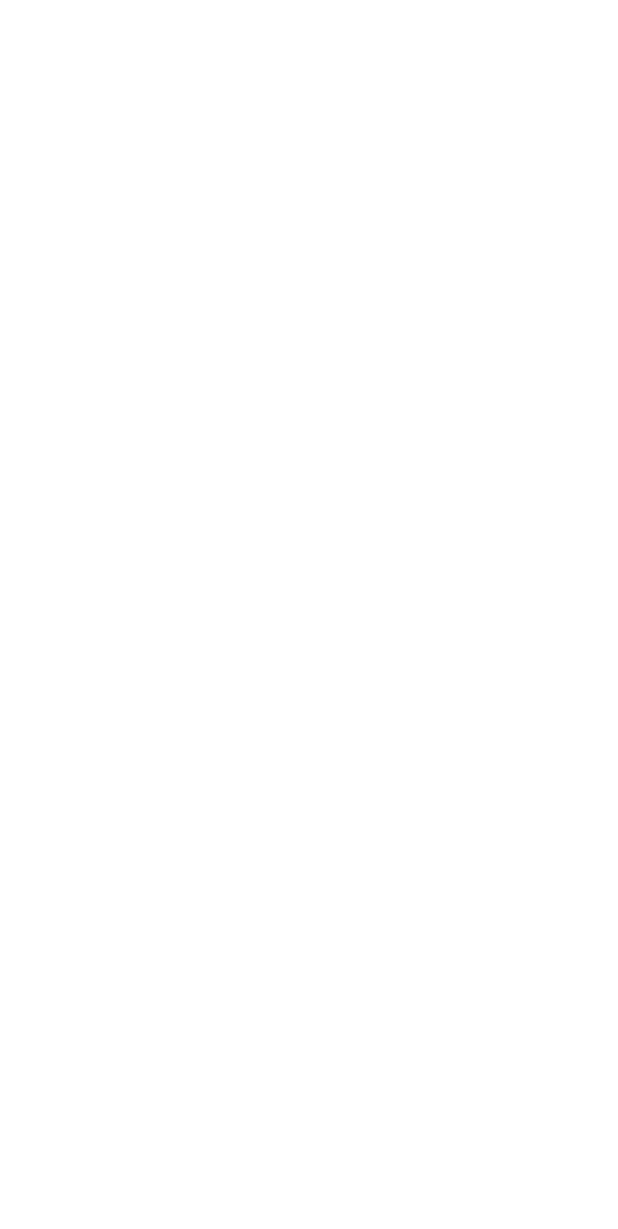
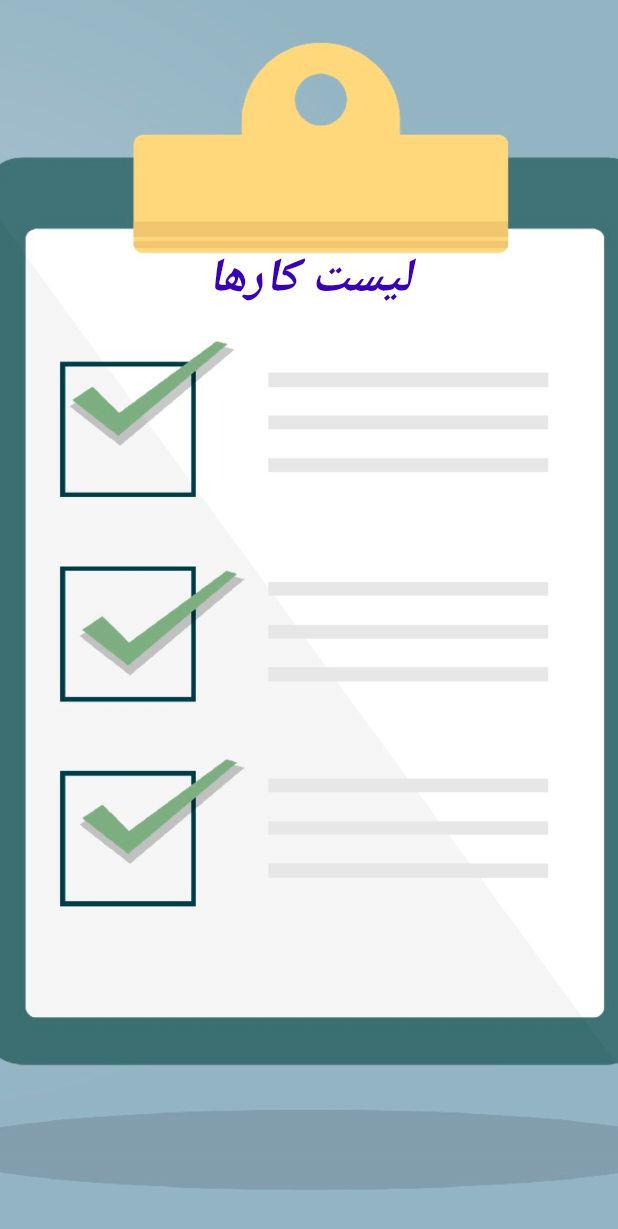
Before and after one commit to HajAhmad/SimpleTodo, an Android app: the IntroActivity screen opened directly, with no data from a screen before it, on a phone screen of 412 x 824 dp. Before the commit the part shown is empty. Shown: the top 1229 px of the screen. Run offline under Robolectric (Android 15) with nearby library versions, the phone set to English and light mode, and no system bars.

Commit message:
fixed some issues.

```diff
--- a/app/src/main/java/ir/simpletodo/IntroActivity.java
+++ b/app/src/main/java/ir/simpletodo/IntroActivity.java
@@ -22,6 +22,7 @@ public class IntroActivity extends Activity {
             @Override
             public void onFinish() {
                 startActivity(new Intent(IntroActivity.this, MainActivity.class));
+                finish();
             }
         }.start();
     }
--- a/app/src/main/java/ir/simpletodo/MainActivity.java
+++ b/app/src/main/java/ir/simpletodo/MainActivity.java
@@ -135,8 +135,10 @@ public class MainActivity extends AppCompatActivity {
 
     private void removeItemFromList(long taskId) {
         new DbAsyncOps.GetTask(this, task -> {
-            if (isItemForCurrentList(task))
-                mAdapter.removeItemsById(taskId);
+            new DbAsyncOps.DeleteTask(this, effectedRow -> {
+                if (isItemForCurrentList(task))
+                    mAdapter.removeItemsById(taskId);
+            }).execute(taskId);
         }).execute(taskId);
     }
 
@@ -179,7 +181,7 @@ public class MainActivity extends AppCompatActivity {
 
             @Override
             public void onImportantActionClicked(long taskId, boolean isImportant,
-                                                 int itemPosition) {
+                    int itemPosition) {
                 if (isImportant) {
                     new DbAsyncOps.InsertImportantTask(MainActivity.this, insertedId -> {
                         mAdapter.changeItemImportance(itemPosition, true);
--- a/app/src/main/java/ir/simpletodo/data/DbAsyncOps.java
+++ b/app/src/main/java/ir/simpletodo/data/DbAsyncOps.java
@@ -98,9 +98,9 @@ public final class DbAsyncOps {
 
         @Override
         protected final Integer doInBackground(Long... ids) {
-            int deletedArrows = getWritableDbTask().deleteTask(ids[0]);
+            int deletedRows = getWritableDbTask().deleteTask(ids[0]);
             close();
-            return deletedArrows;
+            return deletedRows;
         }
     }
 
--- a/app/src/main/java/ir/simpletodo/task/TaskDetailActivity.java
+++ b/app/src/main/java/ir/simpletodo/task/TaskDetailActivity.java
@@ -88,13 +88,10 @@ public class TaskDetailActivity extends AppCompatActivity {
 
             removeAction.setVisibility(View.VISIBLE);
             removeAction.setOnClickListener(v -> {
-                new DbAsyncOps.DeleteTask(this, effectedRow -> {
                     setResult(ACTION_DELETE_CODE, new Intent() {{
                         putExtra(_key_task_id, mTaskId);
                     }});
-
                     finish();
-                }).execute(mTaskId);
             });
 
         } else {
--- a/app/src/main/res/layout/activity_intro.xml
+++ b/app/src/main/res/layout/activity_intro.xml
@@ -1,6 +1,5 @@
 <?xml version="1.0" encoding="utf-8"?>
-<androidx.constraintlayout.widget.ConstraintLayout
-    xmlns:android="http://schemas.android.com/apk/res/android"
+<androidx.constraintlayout.widget.ConstraintLayout xmlns:android="http://schemas.android.com/apk/res/android"
     xmlns:app="http://schemas.android.com/apk/res-auto"
     xmlns:tools="http://schemas.android.com/tools"
     android:layout_width="match_parent"
@@ -11,9 +10,28 @@
         android:layout_width="0dp"
         android:layout_height="0dp"
         android:scaleType="fitXY"
+        android:scaleX="1.5"
+        android:src="@drawable/ic_intro_back"
         app:layout_constraintBottom_toBottomOf="parent"
         app:layout_constraintEnd_toEndOf="parent"
+        app:layout_constraintHorizontal_bias="0.0"
         app:layout_constraintStart_toStartOf="parent"
         app:layout_constraintTop_toTopOf="parent"
-        app:srcCompat="@drawable/ic_intro_back" />
+        app:layout_constraintVertical_bias="0.0"
+        tools:ignore="ContentDescription" />
+
+    <TextView
+        android:id="@+id/textView"
+        android:layout_width="0dp"
+        android:layout_height="wrap_content"
+        android:layout_marginTop="160dp"
+        android:gravity="center_horizontal"
+        android:text="@string/app_name"
+        android:textColor="@color/colorPrimaryDark"
+        android:textSize="32sp"
+        android:textStyle="bold|italic"
+        app:layout_constraintEnd_toEndOf="@+id/imageView2"
+        app:layout_constraintHorizontal_bias="0.5"
+        app:layout_constraintStart_toStartOf="@+id/imageView2"
+        app:layout_constraintTop_toTopOf="@+id/imageView2" />
 </androidx.constraintlayout.widget.ConstraintLayout>
```
